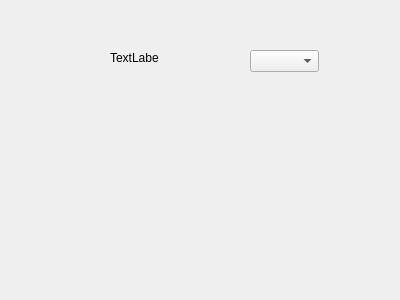
Before: the Qt Designer form edu_access_mapper_dialog_base.ui in BSC-02-20/EduAccess_Mapper, drawn with Qt 5.
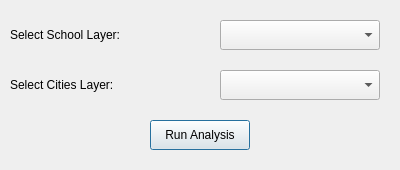
After: the same form once the commit is applied.

Commit message: adding the EduAccess_Mapper that allows user to have option to select from the dialog

Diff of the .ui file:
```diff
--- a/edu_access_mapper_dialog_base.ui
+++ b/edu_access_mapper_dialog_base.ui
@@ -7,33 +7,71 @@
     <x>0</x>
     <y>0</y>
     <width>400</width>
-    <height>300</height>
+    <height>170</height>
    </rect>
   </property>
   <property name="windowTitle">
    <string>EduAccess Mapper</string>
   </property>
-  <widget class="QComboBox" name="comboBox">
+  <widget class="QLabel" name="labelSchool">
    <property name="geometry">
     <rect>
-     <x>250</x>
-     <y>50</y>
-     <width>69</width>
-     <height>22</height>
+     <x>10</x>
+     <y>20</y>
+     <width>200</width>
+     <height>30</height>
     </rect>
    </property>
+   <property name="text">
+    <string>Select School Layer:</string>
+   </property>
   </widget>
-  <widget class="QLabel" name="label">
+  <widget class="QComboBox" name="comboBoxSchool">
    <property name="geometry">
     <rect>
-     <x>110</x>
-     <y>50</y>
-     <width>49</width>
-     <height>16</height>
+     <x>220</x>
+     <y>20</y>
+     <width>160</width>
+     <height>30</height>
     </rect>
    </property>
+  </widget>
+
+  <widget class="QLabel" name="labelCities">
+   <property name="geometry">
+    <rect>
+     <x>10</x>
+     <y>70</y>
+     <width>200</width>
+     <height>30</height>
+    </rect>
+   </property>
    <property name="text">
-    <string>TextLabel</string>
+    <string>Select Cities Layer:</string>
+   </property>
+  </widget>
+  <widget class="QComboBox" name="comboBoxCities">
+   <property name="geometry">
+    <rect>
+     <x>220</x>
+     <y>70</y>
+     <width>160</width>
+     <height>30</height>
+    </rect>
+   </property>
+  </widget>
+
+  <widget class="QPushButton" name="runButton">
+   <property name="geometry">
+    <rect>
+     <x>150</x>
+     <y>120</y>
+     <width>100</width>
+     <height>30</height>
+    </rect>
+   </property>
+   <property name="text">
+    <string>Run Analysis</string>
    </property>
   </widget>
  </widget>
```
The commit also changes 5 other files.
